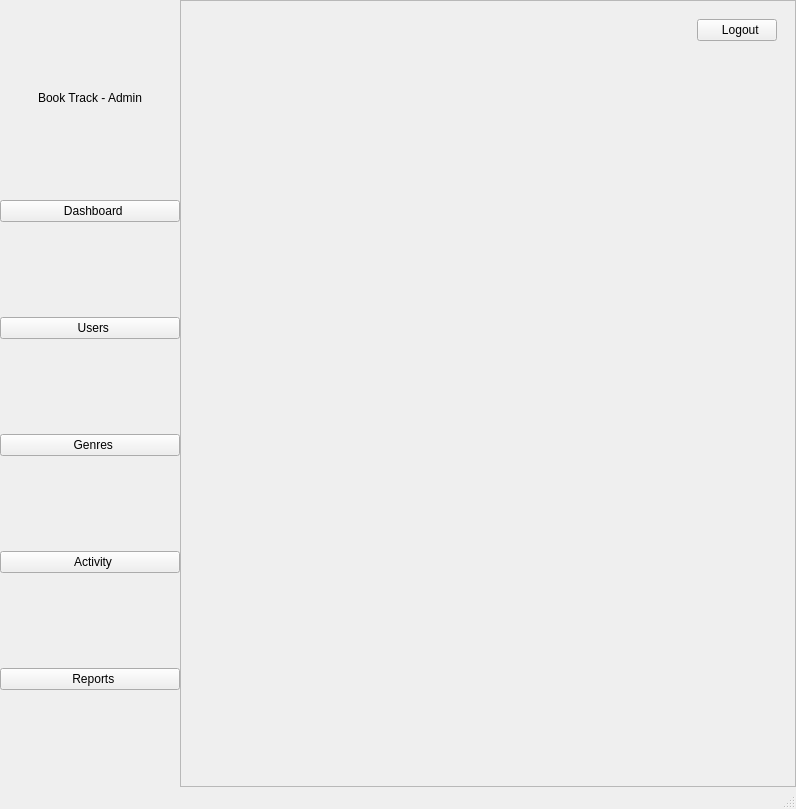
Before: the Qt Designer form admin_panel/views/ui/MainWindow.ui in Magdalena52772/Booktrack, drawn with Qt 5.
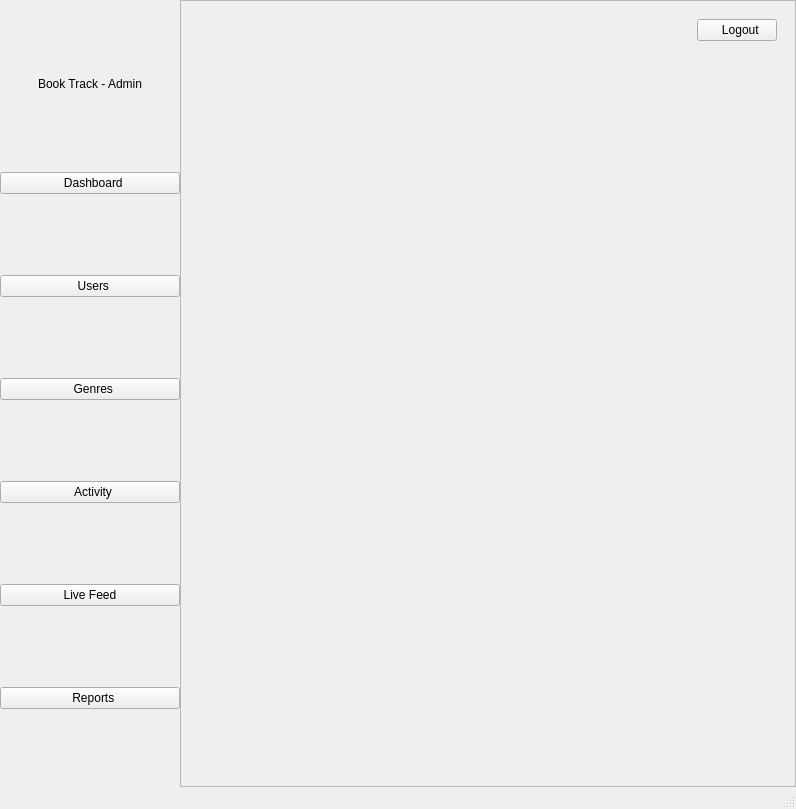
After: the same form once the commit is applied. Icons and pictures are not drawn.

Commit message:
refactor: overhaul business logic, KPI metrics and Live Feed initialization
- Refactored DataGenerator for better DRY compliance and modularity.
- Decoupled business logic from UI components in user details and dashboard.
- Updated KPI calculation logic (Health Score based on global challenge aggregation).
- Implemented Live Feed view skeleton with event log and clustering support.
- Fixed UI navigation and absolute path issues in MainWindow.
- Enhanced status tracking for user milestones (preliminary event log setup).

The edit to the form file:
```diff
--- a/admin_panel/views/ui/MainWindow.ui
+++ b/admin_panel/views/ui/MainWindow.ui
@@ -168,6 +168,20 @@
          </property>
         </widget>
        </item>
+       <item>
+        <widget class="QPushButton" name="btn_live_feed">
+         <property name="text">
+          <string>Live Feed</string>
+         </property>
+         <property name="icon">
+          <iconset>
+           <normaloff>../../assets/icons/monitoring.svg</normaloff>../../assets/icons/monitoring.svg</iconset>
+         </property>
+         <property name="class" stdset="0">
+          <string>sidebarButton</string>
+         </property>
+        </widget>
+       </item>
        <item>
         <widget class="QPushButton" name="btn_reports">
          <property name="mouseTracking">
```
Lines whose indentation alone changed are shown as unchanged. The commit also changes 32 other files.
